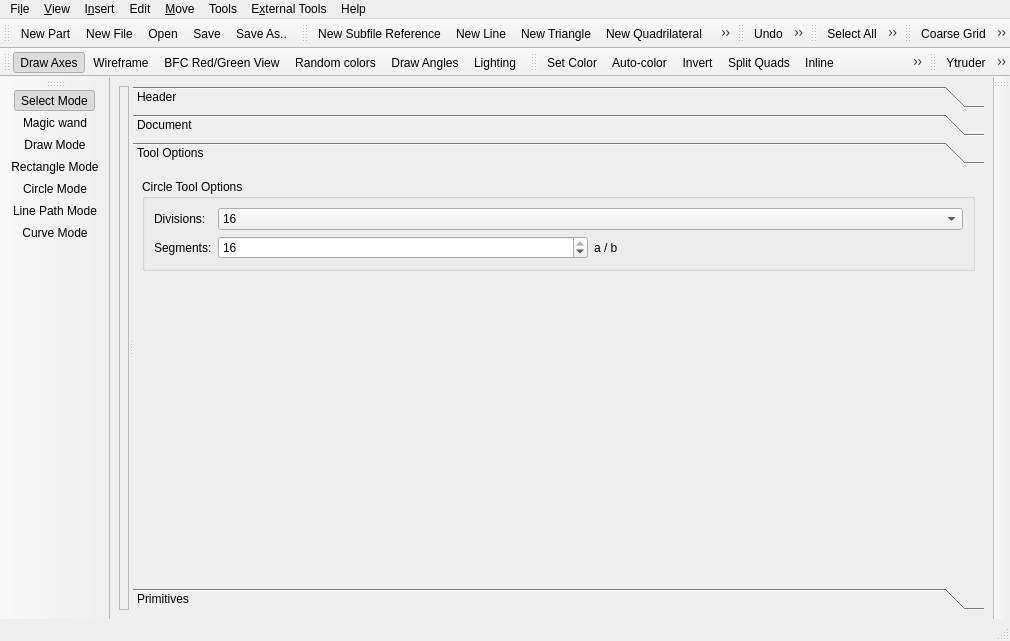
Before: the Qt Designer form src/mainwindow.ui in Symbian9/ldforge, drawn with Qt 5.
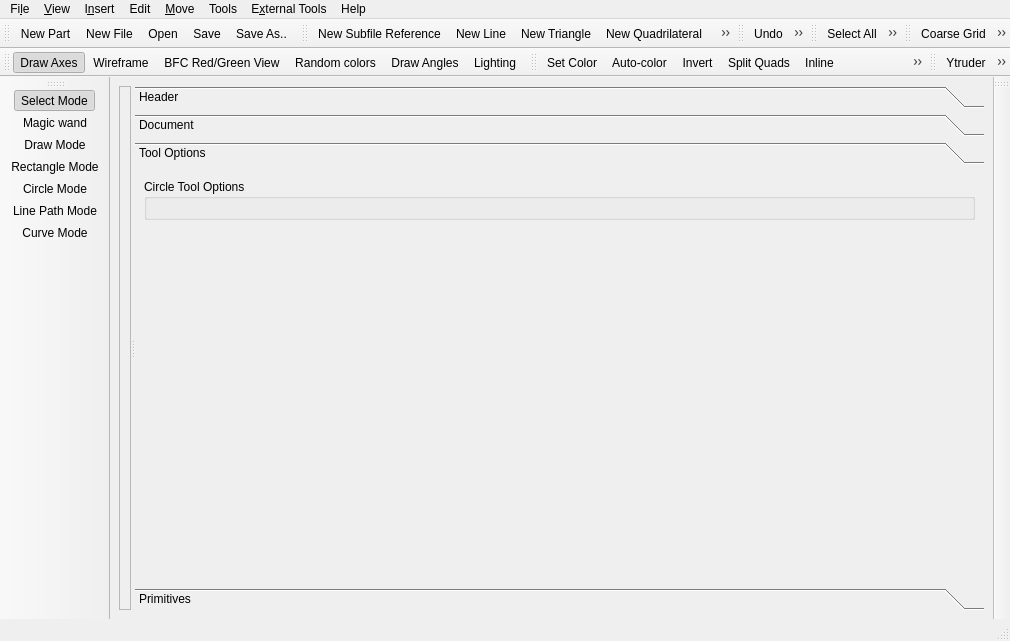
After: the same form once the commit is applied. The open tabs and pages were chosen to show the change. Icons and pictures are not drawn. Custom widgets are drawn as their Qt base class.

Commit message: refactored the segments/divisions editor in MainWindow to a new widget

Diff of the .ui file:
```diff
--- a/src/mainwindow.ui
+++ b/src/mainwindow.ui
@@ -102,7 +102,7 @@
           <x>0</x>
           <y>0</y>
           <width>926</width>
-          <height>336</height>
+          <height>366</height>
          </rect>
         </property>
         <attribute name="label">
@@ -114,75 +114,7 @@
            <property name="title">
             <string>Circle Tool Options</string>
            </property>
-           <layout class="QVBoxLayout" name="verticalLayout_5">
-            <item>
-             <layout class="QFormLayout" name="formLayout">
-              <item row="0" column="0">
-               <widget class="QLabel" name="label_2">
-                <property name="text">
-                 <string>Divisions:</string>
-                </property>
-               </widget>
-              </item>
-              <item row="1" column="0">
-               <widget class="QLabel" name="label">
-                <property name="text">
-                 <string>Segments:</string>
-                </property>
-               </widget>
-              </item>
-              <item row="1" column="1">
-               <layout class="QHBoxLayout" name="horizontalLayout_2">
-                <item>
-                 <widget class="QSpinBox" name="ringToolSegments">
-                  <property name="enabled">
-                   <bool>true</bool>
-                  </property>
-                  <property name="minimum">
-                   <number>1</number>
-                  </property>
-                  <property name="maximum">
-                   <number>16</number>
-                  </property>
-                  <property name="value">
-                   <number>16</number>
-                  </property>
-                 </widget>
-                </item>
-                <item>
-                 <widget class="QLabel" name="ringToolSegmentsLabel">
-                  <property name="text">
-                   <string>a / b</string>
-                  </property>
-                 </widget>
-                </item>
-               </layout>
-              </item>
-              <item row="0" column="1">
-               <widget class="QComboBox" name="ringToolDivisions">
-                <property name="currentIndex">
-                 <number>1</number>
-                </property>
-                <item>
-                 <property name="text">
-                  <string>8</string>
-                 </property>
-                </item>
-                <item>
-                 <property name="text">
-                  <string>16</string>
-                 </property>
-                </item>
-                <item>
-                 <property name="text">
-                  <string>48</string>
-                 </property>
-                </item>
-               </widget>
-              </item>
-             </layout>
-            </item>
-           </layout>
+           <layout class="QVBoxLayout" name="verticalLayout_5"/>
           </widget>
          </item>
          <item>
@@ -1789,6 +1721,12 @@
    <header>widgets/headeredit.h</header>
    <container>1</container>
   </customwidget>
+  <customwidget>
+   <class>CircularSectionEditor</class>
+   <extends>QWidget</extends>
+   <header>widgets/circularsectioneditor.h</header>
+   <container>1</container>
+  </customwidget>
  </customwidgets>
  <resources>
   <include location="../ldforge.qrc"/>
```
Left out of the diff: 18 changed lines with no effect on the pictures. The commit also changes 8 other files.
